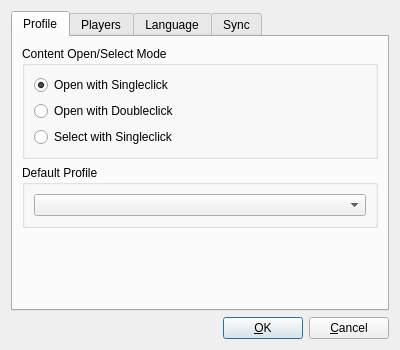
Qt form OptionsDialog.ui (SyDevTeam/gta5view) before a commit.
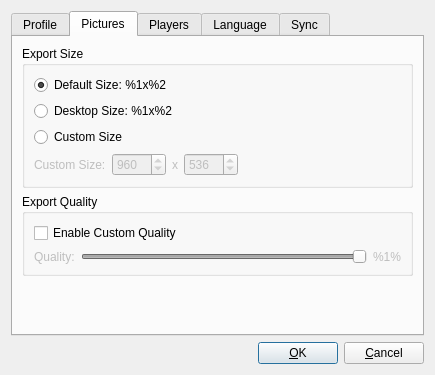
The same form after that commit. The open tabs and pages were chosen to show the change.

Commit message: Picture Settings added

The edit to the form file:
```diff
--- a/OptionsDialog.ui
+++ b/OptionsDialog.ui
@@ -6,8 +6,8 @@
    <rect>
     <x>0</x>
     <y>0</y>
-    <width>400</width>
-    <height>350</height>
+    <width>435</width>
+    <height>375</height>
    </rect>
   </property>
   <property name="windowTitle">
@@ -87,6 +87,190 @@
        </item>
       </layout>
      </widget>
+     <widget class="QWidget" name="tabPictures">
+      <attribute name="title">
+       <string>Pictures</string>
+      </attribute>
+      <layout class="QVBoxLayout" name="vlTabPictures">
+       <item>
+        <widget class="QGroupBox" name="gbPicResolution">
+         <property name="title">
+          <string>Export Size</string>
+         </property>
+         <layout class="QVBoxLayout" name="vlGbPicRes">
+          <item>
+           <widget class="QRadioButton" name="rbPicDefaultRes">
+            <property name="text">
+             <string>Default Size: %1x%2</string>
+            </property>
+            <property name="checked">
+             <bool>true</bool>
+            </property>
+           </widget>
+          </item>
+          <item>
+           <widget class="QRadioButton" name="rbPicDesktopRes">
+            <property name="text">
+             <string>Desktop Size: %1x%2</string>
+            </property>
+           </widget>
+          </item>
+          <item>
+           <widget class="QRadioButton" name="rbPicCustomRes">
+            <property name="text">
+             <string>Custom Size</string>
+            </property>
+           </widget>
+          </item>
+          <item>
+           <layout class="QHBoxLayout" name="hlCustomRes">
+            <item>
+             <widget class="QLabel" name="labPicCustomRes">
+              <property name="enabled">
+               <bool>false</bool>
+              </property>
+              <property name="text">
+               <string>Custom Size:</string>
+              </property>
+             </widget>
+            </item>
+            <item>
+             <widget class="QSpinBox" name="sbPicExportWidth">
+              <property name="enabled">
+               <bool>false</bool>
+              </property>
+              <property name="minimum">
+               <number>1</number>
+              </property>
+              <property name="maximum">
+               <number>3840</number>
+              </property>
+              <property name="value">
+               <number>960</number>
+              </property>
+             </widget>
+            </item>
+            <item>
+             <widget class="QLabel" name="labPicXDescription">
+              <property name="enabled">
+               <bool>false</bool>
+              </property>
+              <property name="text">
+               <string>x</string>
+              </property>
+             </widget>
+            </item>
+            <item>
+             <widget class="QSpinBox" name="sbPicExportHeight">
+              <property name="enabled">
+               <bool>false</bool>
+              </property>
+              <property name="minimum">
+               <number>1</number>
+              </property>
+              <property name="maximum">
+               <number>2160</number>
+              </property>
+              <property name="value">
+               <number>536</number>
+              </property>
+             </widget>
+            </item>
+            <item>
+             <spacer name="hsPicCustomSize">
+              <property name="orientation">
+               <enum>Qt::Horizontal</enum>
+              </property>
+              <property name="sizeHint" stdset="0">
+               <size>
+                <width>0</width>
+                <height>0</height>
+               </size>
+              </property>
+             </spacer>
+            </item>
+           </layout>
+          </item>
+         </layout>
+        </widget>
+       </item>
+       <item>
+        <widget class="QGroupBox" name="gbPicQuality">
+         <property name="title">
+          <string>Export Quality</string>
+         </property>
+         <layout class="QVBoxLayout" name="vlHlPicQuality">
+          <item>
+           <widget class="QCheckBox" name="cbPicCustomQuality">
+            <property name="text">
+             <string>Enable Custom Quality</string>
+            </property>
+           </widget>
+          </item>
+          <item>
+           <layout class="QHBoxLayout" name="hlPicQuality">
+            <item>
+             <widget class="QLabel" name="labPicQualityDescription">
+              <property name="enabled">
+               <bool>false</bool>
+              </property>
+              <property name="text">
+               <string>Quality:</string>
+              </property>
+             </widget>
+            </item>
+            <item>
+             <widget class="QSlider" name="hsPicQuality">
+              <property name="enabled">
+               <bool>false</bool>
+              </property>
+              <property name="minimum">
+               <number>1</number>
+              </property>
+              <property name="maximum">
+               <number>100</number>
+              </property>
+              <property name="value">
+               <number>100</number>
+              </property>
+              <property name="orientation">
+               <enum>Qt::Horizontal</enum>
+              </property>
+             </widget>
+            </item>
+            <item>
+             <widget class="QLabel" name="labPicQuality">
+              <property name="enabled">
+               <bool>false</bool>
+              </property>
+              <property name="text">
+               <string>%1%</string>
+              </property>
+              <property name="wordWrap">
+               <bool>true</bool>
+              </property>
+             </widget>
+            </item>
+           </layout>
+          </item>
+         </layout>
+        </widget>
+       </item>
+       <item>
+        <spacer name="vsTabPictures">
+         <property name="orientation">
+          <enum>Qt::Vertical</enum>
+         </property>
+         <property name="sizeHint" stdset="0">
+          <size>
+           <width>0</width>
+           <height>0</height>
+          </size>
+         </property>
+        </spacer>
+       </item>
+      </layout>
+     </widget>
      <widget class="QWidget" name="tabPlayers">
       <attribute name="title">
        <string>Players</string>
```
The commit also changes 4 other files.
